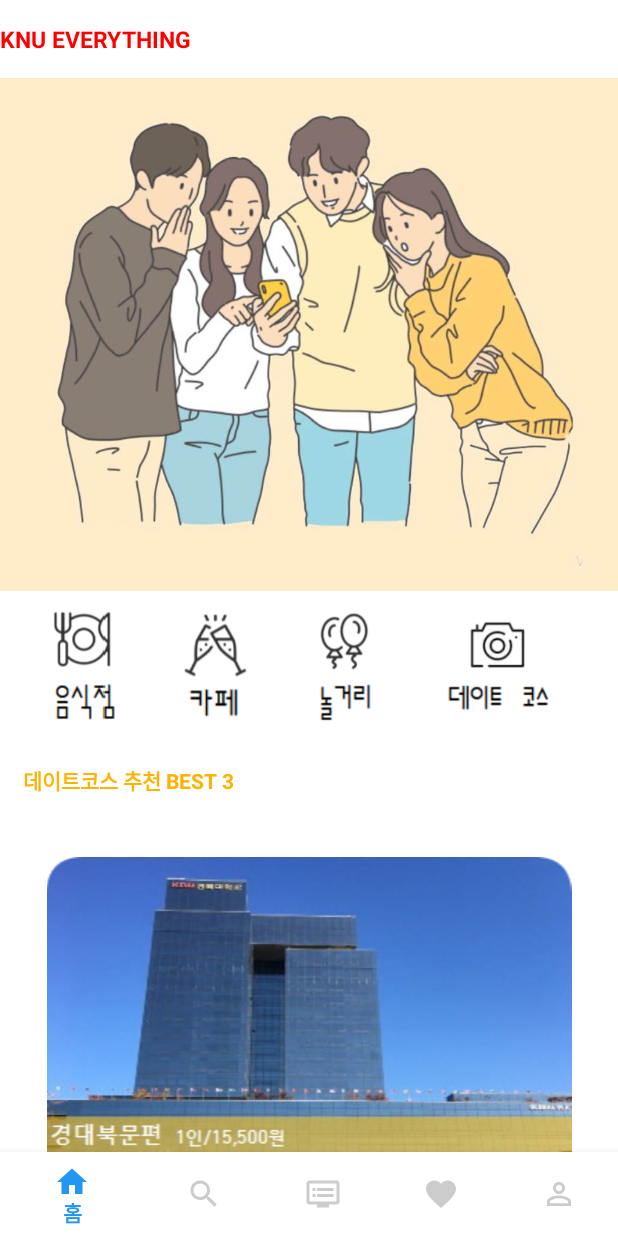
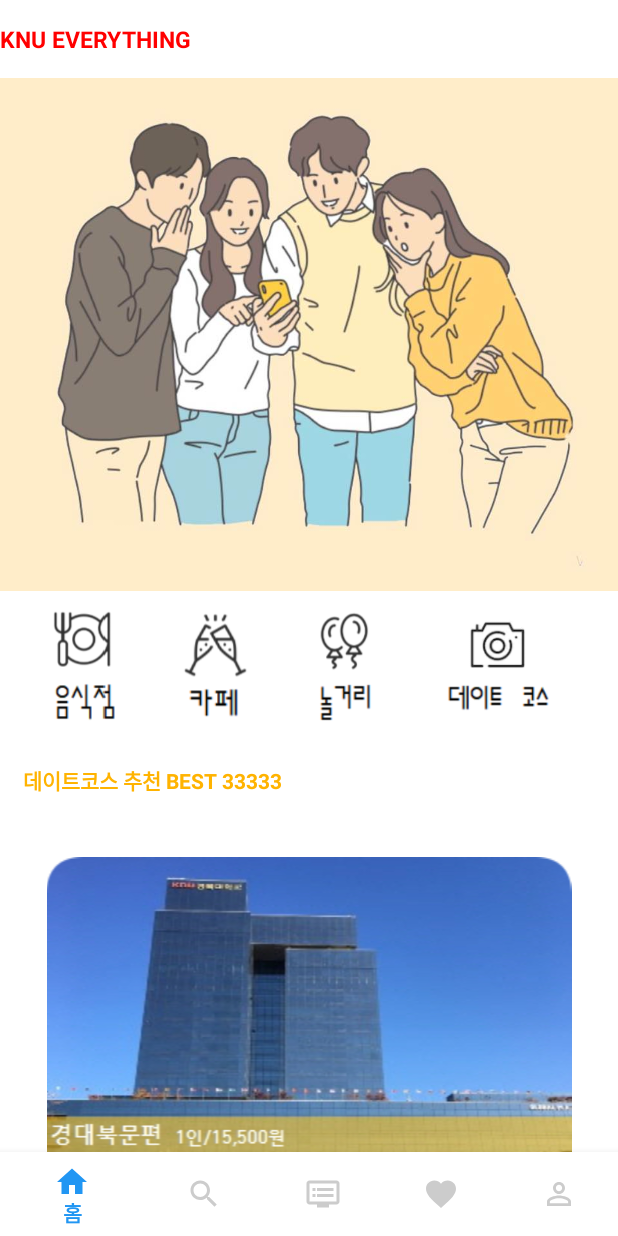
Before and after one commit to zlexile/Mobile, an Android app: the Fragment1Activity screen opened directly, with no data from a screen before it, on a phone screen of 412 x 824 dp. Run offline under Robolectric (Android 15) with nearby library versions, the phone set to English and light mode, and no system bars; network calls fail.

Commit message:
"33추가"

```diff
--- a/app/src/main/res/layout/fragment1.xml
+++ b/app/src/main/res/layout/fragment1.xml
@@ -104,7 +104,7 @@
                 android:paddingLeft="15dp"
                 android:paddingTop="25dp"
                 android:paddingBottom="15dp"
-                android:text="데이트코스 추천 BEST 3"
+                android:text="데이트코스 추천 BEST 33333"
                 android:textColor="#FFB300"
                 android:textStyle="bold">
 
```
